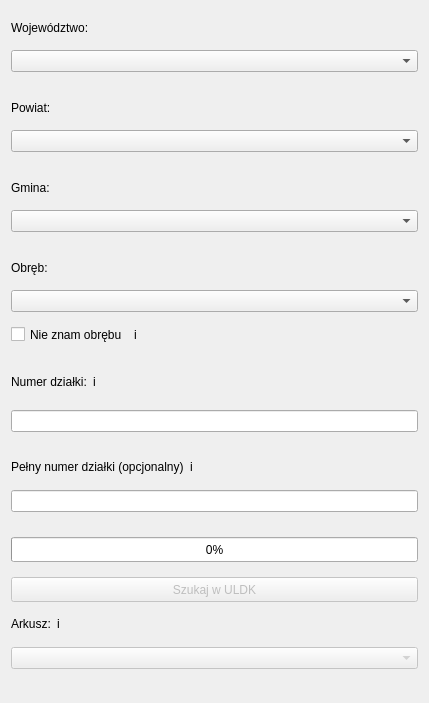
gis-support/gis-support-plugin, file gissupport_plugin/modules/uldk/modules/teryt_search/main_base.ui: the form before one commit.
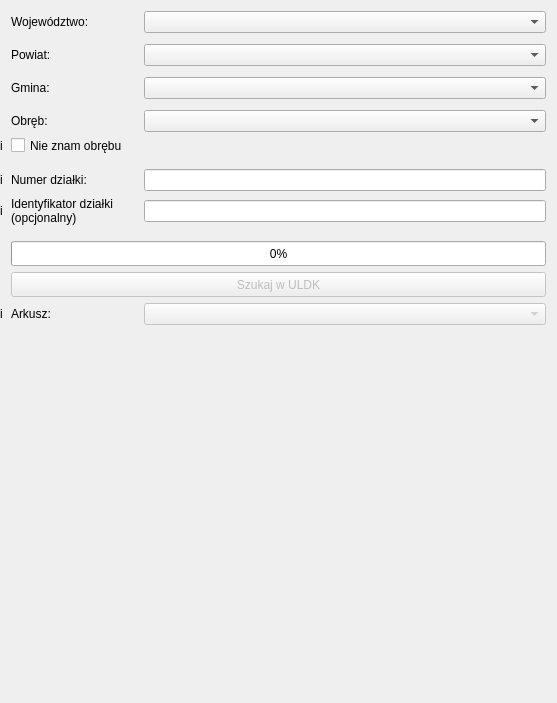
The form after the commit.

```diff
--- a/gissupport_plugin/modules/uldk/modules/teryt_search/main_base.ui
+++ b/gissupport_plugin/modules/uldk/modules/teryt_search/main_base.ui
@@ -6,10 +6,16 @@
    <rect>
     <x>0</x>
     <y>0</y>
-    <width>429</width>
+    <width>557</width>
     <height>703</height>
    </rect>
   </property>
+  <property name="maximumSize">
+   <size>
+    <width>16777215</width>
+    <height>16777215</height>
+   </size>
+  </property>
   <property name="windowTitle">
    <string>Frame</string>
   </property>
@@ -23,11 +29,69 @@
    <number>0</number>
   </property>
   <layout class="QVBoxLayout" name="verticalLayout">
+   <property name="leftMargin">
+    <number>0</number>
+   </property>
    <item>
+    <layout class="QGridLayout" name="gridLayout">
+     <property name="leftMargin">
+      <number>0</number>
+     </property>
+     <property name="horizontalSpacing">
+      <number>8</number>
+     </property>
+     <item row="16" column="1" colspan="3">
+      <widget class="QPushButton" name="button_search_uldk">
+       <property name="enabled">
+        <bool>false</bool>
+       </property>
+       <property name="sizePolicy">
+        <sizepolicy hsizetype="Minimum" vsizetype="Maximum">
+         <horstretch>0</horstretch>
+         <verstretch>0</verstretch>
+        </sizepolicy>
+       </property>
+       <property name="minimumSize">
+        <size>
+         <width>0</width>
+         <height>25</height>
+        </size>
+       </property>
+       <property name="maximumSize">
+        <size>
+         <width>16777215</width>
+         <height>25</height>
+        </size>
+       </property>
+       <property name="text">
+        <string>Szukaj w ULDK</string>
+       </property>
+      </widget>
+     </item>
+     <item row="12" column="3">
+      <widget class="QLineEdit" name="lineedit_plot_id">
+       <property name="enabled">
+        <bool>true</bool>
+       </property>
+       <property name="minimumSize">
+        <size>
+         <width>150</width>
+         <height>0</height>
+        </size>
+       </property>
+       <property name="readOnly">
+        <bool>false</bool>
+       </property>
+       <property name="clearButtonEnabled">
+        <bool>false</bool>
+       </property>
+      </widget>
+     </item>
+     <item row="0" column="1">
     <widget class="QLabel" name="label_province">
      <property name="maximumSize">
       <size>
-       <width>16777215</width>
+         <width>100</width>
        <height>15</height>
       </size>
      </property>
@@ -36,26 +100,80 @@
      </property>
     </widget>
    </item>
-   <item>
-    <widget class="QComboBox" name="combobox_province"/>
-   </item>
-   <item>
-    <spacer name="verticalSpacer_5">
+     <item row="8" column="3">
+      <widget class="QComboBox" name="combobox_precinct"/>
+     </item>
+     <item row="1" column="1">
+      <spacer name="verticalSpacer">
      <property name="orientation">
       <enum>Qt::Vertical</enum>
      </property>
      <property name="sizeType">
-      <enum>QSizePolicy::Maximum</enum>
+        <enum>QSizePolicy::Minimum</enum>
      </property>
      <property name="sizeHint" stdset="0">
       <size>
        <width>20</width>
-       <height>13</height>
+         <height>5</height>
       </size>
      </property>
     </spacer>
    </item>
-   <item>
+     <item row="10" column="0">
+      <widget class="QLabel" name="label_info_precinct_unknown">
+       <property name="maximumSize">
+        <size>
+         <width>15</width>
+         <height>15</height>
+        </size>
+       </property>
+       <property name="toolTip">
+        <string/>
+       </property>
+       <property name="text">
+        <string>i</string>
+       </property>
+       <property name="scaledContents">
+        <bool>true</bool>
+       </property>
+      </widget>
+     </item>
+     <item row="13" column="0">
+      <widget class="QLabel" name="label_info_full_id">
+       <property name="maximumSize">
+        <size>
+         <width>15</width>
+         <height>15</height>
+        </size>
+       </property>
+       <property name="toolTip">
+        <string/>
+       </property>
+       <property name="text">
+        <string>i</string>
+       </property>
+       <property name="scaledContents">
+        <bool>true</bool>
+       </property>
+      </widget>
+     </item>
+     <item row="12" column="0">
+      <widget class="QLabel" name="label_info_parcel_id">
+       <property name="maximumSize">
+        <size>
+         <width>15</width>
+         <height>15</height>
+        </size>
+       </property>
+       <property name="text">
+        <string>i</string>
+       </property>
+       <property name="scaledContents">
+        <bool>true</bool>
+       </property>
+      </widget>
+     </item>
+     <item row="4" column="1">
     <widget class="QLabel" name="label_county">
      <property name="maximumSize">
       <size>
@@ -68,26 +186,45 @@
      </property>
     </widget>
    </item>
-   <item>
-    <widget class="QComboBox" name="combobox_county"/>
-   </item>
-   <item>
+     <item row="6" column="3">
+      <widget class="QComboBox" name="combobox_municipality"/>
+     </item>
+     <item row="0" column="3">
+      <widget class="QComboBox" name="combobox_province"/>
+     </item>
+     <item row="7" column="1">
+      <spacer name="verticalSpacer_3">
+       <property name="orientation">
+        <enum>Qt::Vertical</enum>
+       </property>
+       <property name="sizeType">
+        <enum>QSizePolicy::Minimum</enum>
+       </property>
+       <property name="sizeHint" stdset="0">
+        <size>
+         <width>20</width>
+         <height>5</height>
+        </size>
+       </property>
+      </spacer>
+     </item>
+     <item row="11" column="1">
     <spacer name="verticalSpacer_4">
      <property name="orientation">
       <enum>Qt::Vertical</enum>
      </property>
      <property name="sizeType">
-      <enum>QSizePolicy::Maximum</enum>
+        <enum>QSizePolicy::Minimum</enum>
      </property>
      <property name="sizeHint" stdset="0">
       <size>
        <width>20</width>
-       <height>13</height>
+         <height>10</height>
       </size>
      </property>
     </spacer>
    </item>
-   <item>
+     <item row="6" column="1">
     <widget class="QLabel" name="label_municipality">
      <property name="maximumSize">
       <size>
@@ -100,26 +237,94 @@
      </property>
     </widget>
    </item>
-   <item>
-    <widget class="QComboBox" name="combobox_municipality"/>
-   </item>
-   <item>
-    <spacer name="verticalSpacer_3">
-     <property name="orientation">
-      <enum>Qt::Vertical</enum>
-     </property>
-     <property name="sizeType">
-      <enum>QSizePolicy::Maximum</enum>
-     </property>
-     <property name="sizeHint" stdset="0">
+     <item row="13" column="1">
+      <widget class="QLabel" name="label_full_id">
+       <property name="text">
+        <string>Identyfikator działki
+(opcjonalny)</string>
+       </property>
+      </widget>
+     </item>
+     <item row="4" column="3">
+      <widget class="QComboBox" name="combobox_county"/>
+     </item>
+     <item row="17" column="3">
+      <widget class="QComboBox" name="combobox_sheet">
+       <property name="enabled">
+        <bool>false</bool>
+       </property>
+      </widget>
+     </item>
+     <item row="13" column="3">
+      <widget class="QLineEdit" name="lineedit_full_teryt">
+       <property name="enabled">
+        <bool>true</bool>
+       </property>
+       <property name="minimumSize">
       <size>
-       <width>20</width>
-       <height>13</height>
-      </size>
-     </property>
-    </spacer>
-   </item>
-   <item>
+         <width>150</width>
+         <height>0</height>
+        </size>
+       </property>
+       <property name="readOnly">
+        <bool>false</bool>
+       </property>
+       <property name="clearButtonEnabled">
+        <bool>false</bool>
+       </property>
+      </widget>
+     </item>
+     <item row="15" column="1" colspan="3">
+      <widget class="QProgressBar" name="progress_bar_precinct_unknown">
+       <property name="sizePolicy">
+        <sizepolicy hsizetype="Expanding" vsizetype="Maximum">
+         <horstretch>0</horstretch>
+         <verstretch>0</verstretch>
+        </sizepolicy>
+       </property>
+       <property name="minimumSize">
+        <size>
+         <width>0</width>
+         <height>25</height>
+        </size>
+       </property>
+       <property name="maximumSize">
+        <size>
+         <width>16777215</width>
+         <height>25</height>
+        </size>
+       </property>
+       <property name="value">
+        <number>0</number>
+       </property>
+       <property name="textVisible">
+        <bool>true</bool>
+       </property>
+      </widget>
+     </item>
+     <item row="17" column="0">
+      <widget class="QLabel" name="label_info_sheet">
+       <property name="maximumSize">
+        <size>
+         <width>15</width>
+         <height>15</height>
+        </size>
+       </property>
+       <property name="toolTip">
+        <string/>
+       </property>
+       <property name="layoutDirection">
+        <enum>Qt::LeftToRight</enum>
+       </property>
+       <property name="text">
+        <string>i</string>
+       </property>
+       <property name="scaledContents">
+        <bool>true</bool>
+       </property>
+      </widget>
+     </item>
+     <item row="8" column="1">
     <widget class="QLabel" name="label_precinct">
      <property name="maximumSize">
       <size>
@@ -132,41 +337,11 @@
      </property>
     </widget>
    </item>
-   <item>
-    <widget class="QComboBox" name="combobox_precinct"/>
-   </item>
-   <item>
-    <widget class="QFrame" name="frame_2">
+     <item row="17" column="1">
+      <widget class="QLabel" name="label_sheet">
      <property name="maximumSize">
       <size>
-       <width>16777215</width>
-       <height>20</height>
-      </size>
-     </property>
-     <property name="frameShape">
-      <enum>QFrame::NoFrame</enum>
-     </property>
-     <property name="frameShadow">
-      <enum>QFrame::Raised</enum>
-     </property>
-     <layout class="QFormLayout" name="formLayout_3">
-      <property name="leftMargin">
-       <number>0</number>
-      </property>
-      <property name="topMargin">
-       <number>0</number>
-      </property>
-      <property name="rightMargin">
-       <number>0</number>
-      </property>
-      <property name="bottomMargin">
-       <number>0</number>
-      </property>
-      <item row="0" column="1">
-       <widget class="QLabel" name="label_info_precinct_unknown">
-        <property name="maximumSize">
-         <size>
-          <width>15</width>
+         <width>50</width>
           <height>15</height>
          </size>
         </property>
@@ -174,14 +349,11 @@
          <string/>
         </property>
         <property name="text">
-         <string>i</string>
-        </property>
-        <property name="scaledContents">
-         <bool>true</bool>
+        <string>Arkusz:</string>
         </property>
        </widget>
       </item>
-      <item row="0" column="0">
+     <item row="10" column="1">
        <widget class="QCheckBox" name="checkbox_precinct_unknown">
         <property name="maximumSize">
          <size>
@@ -200,53 +372,23 @@
         </property>
        </widget>
       </item>
-     </layout>
-    </widget>
-   </item>
-   <item>
-    <spacer name="verticalSpacer_2">
+     <item row="14" column="1">
+      <spacer name="verticalSpacer_5">
      <property name="orientation">
       <enum>Qt::Vertical</enum>
      </property>
      <property name="sizeType">
-      <enum>QSizePolicy::Maximum</enum>
+        <enum>QSizePolicy::Minimum</enum>
      </property>
      <property name="sizeHint" stdset="0">
       <size>
        <width>20</width>
-       <height>13</height>
+         <height>10</height>
       </size>
      </property>
     </spacer>
    </item>
-   <item>
-    <widget class="QFrame" name="frame_4">
-     <property name="maximumSize">
-      <size>
-       <width>16777215</width>
-       <height>20</height>
-      </size>
-     </property>
-     <property name="frameShape">
-      <enum>QFrame::NoFrame</enum>
-     </property>
-     <property name="frameShadow">
-      <enum>QFrame::Raised</enum>
-     </property>
-     <layout class="QFormLayout" name="formLayout_4">
-      <property name="leftMargin">
-       <number>0</number>
-      </property>
-      <property name="topMargin">
-       <number>0</number>
-      </property>
-      <property name="rightMargin">
-       <number>0</number>
-      </property>
-      <property name="bottomMargin">
-       <number>0</number>
-      </property>
-      <item row="0" column="0">
+     <item row="12" column="1">
        <widget class="QLabel" name="label_teryt">
         <property name="maximumSize">
          <size>
@@ -259,266 +401,36 @@
         </property>
        </widget>
       </item>
-      <item row="0" column="1">
-       <widget class="QLabel" name="label_info_parcel_id">
-        <property name="maximumSize">
-         <size>
-          <width>15</width>
-          <height>15</height>
-         </size>
-        </property>
-        <property name="text">
-         <string>i</string>
-        </property>
-        <property name="scaledContents">
-         <bool>true</bool>
-        </property>
-       </widget>
-      </item>
-     </layout>
-    </widget>
-   </item>
-   <item>
-    <widget class="QLineEdit" name="lineedit_plot_id">
-     <property name="enabled">
-      <bool>true</bool>
-     </property>
-     <property name="minimumSize">
-      <size>
-       <width>150</width>
-       <height>0</height>
-      </size>
-     </property>
-     <property name="readOnly">
-      <bool>false</bool>
-     </property>
-     <property name="clearButtonEnabled">
-      <bool>false</bool>
-     </property>
-    </widget>
-   </item>
-   <item>
-    <spacer name="verticalSpacer">
-     <property name="orientation">
-      <enum>Qt::Vertical</enum>
-     </property>
-     <property name="sizeType">
-      <enum>QSizePolicy::Maximum</enum>
-     </property>
-     <property name="sizeHint" stdset="0">
-      <size>
-       <width>20</width>
-       <height>13</height>
-      </size>
-     </property>
-    </spacer>
-   </item>
-   <item>
-    <widget class="QFrame" name="frame">
-     <property name="maximumSize">
-      <size>
-       <width>16777215</width>
-       <height>15</height>
-      </size>
-     </property>
-     <property name="frameShape">
-      <enum>QFrame::NoFrame</enum>
-     </property>
-     <property name="frameShadow">
-      <enum>QFrame::Raised</enum>
-     </property>
-     <layout class="QFormLayout" name="formLayout">
-      <property name="leftMargin">
-       <number>0</number>
-      </property>
-      <property name="topMargin">
-       <number>0</number>
-      </property>
-      <property name="bottomMargin">
-       <number>0</number>
-      </property>
-      <item row="0" column="0">
-       <widget class="QLabel" name="label_full_id">
-        <property name="text">
-         <string>Pełny numer działki (opcjonalny)</string>
-        </property>
-       </widget>
-      </item>
-      <item row="0" column="1">
-       <widget class="QLabel" name="label_info_full_id">
-        <property name="maximumSize">
-         <size>
-          <width>15</width>
-          <height>15</height>
-         </size>
-        </property>
-        <property name="toolTip">
-         <string/>
-        </property>
-        <property name="text">
-         <string>i</string>
-        </property>
-        <property name="scaledContents">
-         <bool>true</bool>
-        </property>
-       </widget>
-      </item>
-     </layout>
-    </widget>
-   </item>
-   <item>
-    <widget class="QLineEdit" name="lineedit_full_teryt">
-     <property name="enabled">
-      <bool>true</bool>
-     </property>
-     <property name="minimumSize">
-      <size>
-       <width>150</width>
-       <height>0</height>
-      </size>
-     </property>
-     <property name="readOnly">
-      <bool>false</bool>
-     </property>
-     <property name="clearButtonEnabled">
-      <bool>false</bool>
-     </property>
-    </widget>
-   </item>
-   <item>
+     <item row="5" column="1">
     <spacer name="verticalSpacer_6">
      <property name="orientation">
       <enum>Qt::Vertical</enum>
      </property>
      <property name="sizeType">
-      <enum>QSizePolicy::Maximum</enum>
+        <enum>QSizePolicy::Minimum</enum>
      </property>
      <property name="sizeHint" stdset="0">
       <size>
        <width>20</width>
-       <height>10</height>
+         <height>5</height>
       </size>
      </property>
     </spacer>
-   </item>
-   <item>
-    <widget class="QProgressBar" name="progress_bar_precinct_unknown">
-     <property name="sizePolicy">
-      <sizepolicy hsizetype="Expanding" vsizetype="Maximum">
-       <horstretch>0</horstretch>
-       <verstretch>0</verstretch>
-      </sizepolicy>
-     </property>
-     <property name="minimumSize">
-      <size>
-       <width>0</width>
-       <height>25</height>
-      </size>
-     </property>
-     <property name="maximumSize">
-      <size>
-       <width>16777215</width>
-       <height>25</height>
-      </size>
-     </property>
-     <property name="value">
-      <number>0</number>
-     </property>
-     <property name="textVisible">
-      <bool>true</bool>
-     </property>
-    </widget>
-   </item>
-   <item>
-    <widget class="QPushButton" name="button_search_uldk">
-     <property name="enabled">
-      <bool>false</bool>
-     </property>
-     <property name="sizePolicy">
-      <sizepolicy hsizetype="Minimum" vsizetype="Maximum">
-       <horstretch>0</horstretch>
-       <verstretch>0</verstretch>
-      </sizepolicy>
-     </property>
-     <property name="minimumSize">
-      <size>
-       <width>0</width>
-       <height>25</height>
-      </size>
-     </property>
-     <property name="maximumSize">
-      <size>
-       <width>16777215</width>
-       <height>25</height>
-      </size>
-     </property>
-     <property name="text">
-      <string>Szukaj w ULDK</string>
-     </property>
-    </widget>
-   </item>
-   <item>
-    <widget class="QFrame" name="frame_3">
-     <property name="maximumSize">
-      <size>
-       <width>16777215</width>
-       <height>15</height>
-      </size>
-     </property>
-     <property name="frameShape">
-      <enum>QFrame::NoFrame</enum>
-     </property>
-     <property name="frameShadow">
-      <enum>QFrame::Raised</enum>
-     </property>
-     <layout class="QFormLayout" name="formLayout_2">
-      <property name="leftMargin">
-       <number>0</number>
-      </property>
-      <property name="topMargin">
-       <number>0</number>
-      </property>
-      <property name="rightMargin">
-       <number>0</number>
-      </property>
-      <property name="bottomMargin">
-       <number>0</number>
-      </property>
-      <item row="0" column="0">
-       <widget class="QLabel" name="label_sheet">
-        <property name="text">
-         <string>Arkusz:</string>
-        </property>
-       </widget>
-      </item>
-      <item row="0" column="1">
-       <widget class="QLabel" name="label_info_sheet">
-        <property name="maximumSize">
-         <size>
-          <width>15</width>
-          <height>15</height>
-         </size>
-        </property>
-        <property name="toolTip">
-         <string/>
-        </property>
-        <property name="text">
-         <string>i</string>
-        </property>
-        <property name="scaledContents">
-         <bool>true</bool>
-        </property>
-       </widget>
-      </item>
-     </layout>
-    </widget>
+     </item>
+    </layout>
    </item>
    <item>
-    <widget class="QComboBox" name="combobox_sheet">
-     <property name="enabled">
-      <bool>false</bool>
+    <spacer name="verticalSpacer_2">
+     <property name="orientation">
+      <enum>Qt::Vertical</enum>
      </property>
-    </widget>
+     <property name="sizeHint" stdset="0">
+      <size>
+       <width>20</width>
+       <height>40</height>
+      </size>
+     </property>
+    </spacer>
    </item>
   </layout>
  </widget>
```
Left out of the diff: 3 changed lines with no effect on the pictures. Lines whose indentation alone changed are shown as unchanged.
